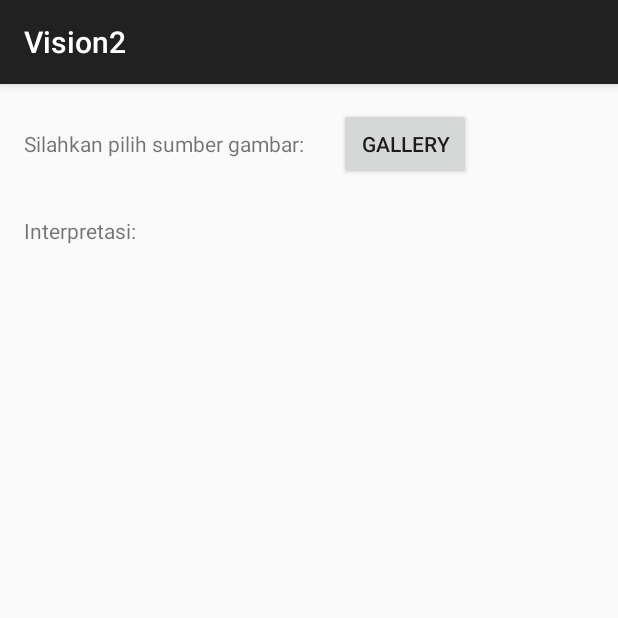
After one commit to andresusanto/NumberVision, an Android app: the Vision2 screen opened directly, with no data from a screen before it, on a phone screen of 412 x 824 dp, the top half of it. The commit adds this screen. Run offline under Robolectric (Android 15) with nearby library versions, the phone set to English and light mode, and no system bars.

Commit message:
Gabung recognizer plat 1

```diff
--- a/app/src/main/AndroidManifest.xml
+++ b/app/src/main/AndroidManifest.xml
@@ -45,6 +45,10 @@
             android:name=".Vision1"
             android:label="@string/title_activity_vision1" >
         </activity>
+        <activity
+            android:name=".Vision2"
+            android:label="@string/title_activity_vision2" >
+        </activity>
     </application>
 
 </manifest>
--- a/app/src/main/java/com/ganesus/numbervision/Selector.java
+++ b/app/src/main/java/com/ganesus/numbervision/Selector.java
@@ -28,7 +28,7 @@ public class Selector extends AppCompatActivity {
                 i = new Intent(this, Vision1.class);
                 break;
             case R.id.button5 :
-                i = new Intent(this, DetectWarnaActivity.class);
+                i = new Intent(this, Vision2.class);
                 break;
             case R.id.button6 :
                 i = new Intent(this, DetectWarnaActivity.class);
--- /dev/null
+++ b/app/src/main/java/com/ganesus/numbervision/Vision2.java
@@ -0,0 +1,115 @@
+package com.ganesus.numbervision;
+
+import android.content.Context;
+import android.content.Intent;
+import android.content.res.Resources;
+import android.database.Cursor;
+import android.graphics.Bitmap;
+import android.graphics.BitmapFactory;
+import android.net.Uri;
+import android.provider.MediaStore;
+import android.support.v7.app.AppCompatActivity;
+import android.os.Bundle;
+import android.view.Menu;
+import android.view.MenuItem;
+import android.view.View;
+import android.widget.ImageView;
+import android.widget.TextView;
+
+import java.io.File;
+import java.io.FileOutputStream;
+import java.io.IOException;
+import java.io.InputStream;
+
+public class Vision2 extends AppCompatActivity {
+    private static final int RESULT_LOAD_IMAGE = 635;
+    private static String KNOWLEDGE_PATH = "";
+
+    public static File copyResource (Resources r, int rsrcId, File dstFile) throws IOException
+    {
+        InputStream is =  r.openRawResource(rsrcId);
+        FileOutputStream os = new FileOutputStream(dstFile);
+
+        byte[] buffer = new byte[4096];
+        int bytesRead;
+        while ((bytesRead = is.read(buffer)) != -1)
+            os.write(buffer, 0, bytesRead);
+        is.close();
+        os.close();
+
+        return dstFile;
+    }
+
+    public void klikGallery(View v){
+        Intent i = new Intent(Intent.ACTION_PICK, android.provider.MediaStore.Images.Media.EXTERNAL_CONTENT_URI);
+        startActivityForResult(i, RESULT_LOAD_IMAGE);
+    }
+
+    private void prosesBitmap(String path){
+        Bitmap bmp = BitmapFactory.decodeFile(path);
+
+        if (bmp.getWidth() == 1632){
+            bmp = Bitmap.createBitmap(bmp, 546, 491, 549, 115);
+        }else if(bmp.getWidth() == 1024){
+            bmp = Bitmap.createBitmap(bmp, 345, 323, 390, 107);
+        }
+
+        String hasil = detectAll(bmp, KNOWLEDGE_PATH)[0];
+
+        Bitmap.Config conf = Bitmap.Config.ARGB_8888;
+        Bitmap canvas = Bitmap.createBitmap(bmp.getWidth(), bmp.getHeight(), conf);
+
+        Bitmap hh = preProses(bmp, canvas);
+
+        TextView tv = (TextView) findViewById(R.id.txtInterpretasi);
+        tv.setText(hasil);
+
+        ImageView iv = (ImageView) findViewById(R.id.imageView);
+        iv.setImageBitmap(hh);
+    }
+
+    @Override
+    protected void onCreate(Bundle savedInstanceState) {
+        super.onCreate(savedInstanceState);
+        setContentView(R.layout.activity_vision2);
+
+        File dstDir = getDir("data", Context.MODE_PRIVATE);
+        File knowledgeFile = new File(dstDir, "knowledge.txt");
+
+        try {
+            copyResource(getResources(), R.raw.knowledge, knowledgeFile);
+        } catch (IOException e) {
+            e.printStackTrace();
+        }
+        KNOWLEDGE_PATH = knowledgeFile.getAbsolutePath();
+    }
+
+    @Override
+    protected void onActivityResult(int requestCode, int resultCode, Intent data) {
+        super.onActivityResult(requestCode, resultCode, data);
+
+        if (requestCode == RESULT_LOAD_IMAGE && resultCode == RESULT_OK && null != data) {
+            Uri selectedImage = data.getData();
+            String[] filePathColumn = {MediaStore.Images.Media.DATA};
+
+            Cursor cursor = getContentResolver().query(selectedImage, filePathColumn, null, null, null);
+            cursor.moveToFirst();
+
+            int columnIndex = cursor.getColumnIndex(filePathColumn[0]);
+            String picturePath = cursor.getString(columnIndex);
+            cursor.close();
+
+
+            prosesBitmap(picturePath);
+
+        }
+
+    }
+
+    public native String[] detectAll(Bitmap bitmap, String knowledge);
+    public native Bitmap preProses(Bitmap bitmap, Bitmap canvas);
+
+    static {
+        System.loadLibrary("numbervision");
+    }
+}
--- /dev/null
+++ b/app/src/main/res/layout/activity_vision2.xml
@@ -0,0 +1,81 @@
+<RelativeLayout xmlns:android="http://schemas.android.com/apk/res/android"
+    xmlns:tools="http://schemas.android.com/tools" android:layout_width="match_parent"
+    android:layout_height="match_parent" android:paddingLeft="@dimen/activity_horizontal_margin"
+    android:paddingRight="@dimen/activity_horizontal_margin"
+    android:paddingTop="@dimen/activity_vertical_margin"
+    android:paddingBottom="@dimen/activity_vertical_margin" tools:context=".MainActivity">
+
+    <TextView android:text="Silahkan pilih sumber gambar:" android:layout_width="wrap_content"
+        android:layout_height="wrap_content" android:id="@+id/textView"
+        android:layout_alignBaseline="@+id/button"
+        android:layout_alignBottom="@+id/button"
+        android:layout_alignParentLeft="true"
+        android:layout_alignParentStart="true" />
+
+    <Button
+        android:layout_width="wrap_content"
+        android:layout_height="wrap_content"
+        android:text="Gallery"
+        android:id="@+id/button"
+        android:layout_alignParentTop="true"
+        android:layout_toRightOf="@+id/textView"
+        android:layout_toEndOf="@+id/textView"
+        android:layout_marginLeft="23dp"
+        android:layout_marginStart="23dp"
+        android:onClick="klikGallery" />
+
+    <TextView
+        android:layout_width="wrap_content"
+        android:layout_height="wrap_content"
+        android:textAppearance="?android:attr/textAppearanceSmall"
+        android:text="Interpretasi:"
+        android:id="@+id/textView2"
+        android:layout_marginTop="24dp"
+        android:layout_below="@+id/button"
+        android:layout_alignParentLeft="true"
+        android:layout_alignParentStart="true" />
+
+    <TextView
+        android:layout_width="wrap_content"
+        android:layout_height="wrap_content"
+        android:textAppearance="?android:attr/textAppearanceSmall"
+        android:text="Hasil Perhitungan:"
+        android:id="@+id/textView3"
+        android:layout_below="@+id/textView2"
+        android:layout_alignParentLeft="true"
+        android:layout_alignParentStart="true"
+        android:layout_marginTop="21dp"
+        android:visibility="invisible" />
+
+    <TextView
+        android:layout_width="wrap_content"
+        android:layout_height="wrap_content"
+        android:textAppearance="?android:attr/textAppearanceSmall"
+        android:id="@+id/txtInterpretasi"
+        android:layout_alignTop="@+id/textView2"
+        android:layout_toRightOf="@+id/textView3"
+        android:layout_toEndOf="@+id/textView3"
+        android:layout_marginLeft="41dp"
+        android:layout_marginStart="41dp" />
+
+    <TextView
+        android:layout_width="wrap_content"
+        android:layout_height="wrap_content"
+        android:textAppearance="?android:attr/textAppearanceSmall"
+        android:id="@+id/txtPerhitungan"
+        android:layout_alignTop="@+id/textView3"
+        android:layout_alignLeft="@+id/txtInterpretasi"
+        android:layout_alignStart="@+id/txtInterpretasi"
+        android:textIsSelectable="false" />
+
+    <ImageView
+        android:layout_width="fill_parent"
+        android:layout_height="fill_parent"
+        android:id="@+id/imageView"
+        android:layout_below="@+id/textView3"
+        android:layout_alignParentLeft="true"
+        android:layout_alignParentStart="true"
+        android:layout_marginTop="20dp"
+        android:adjustViewBounds="true" />
+
+</RelativeLayout>
--- /dev/null
+++ b/app/src/main/res/menu/menu_vision2.xml
@@ -0,0 +1,6 @@
+<menu xmlns:android="http://schemas.android.com/apk/res/android"
+    xmlns:app="http://schemas.android.com/apk/res-auto"
+    xmlns:tools="http://schemas.android.com/tools" tools:context="com.ganesus.numbervision.Vision2">
+    <item android:id="@+id/action_settings" android:title="@string/action_settings"
+        android:orderInCategory="100" app:showAsAction="never" />
+</menu>
--- a/app/src/main/res/values/strings.xml
+++ b/app/src/main/res/values/strings.xml
@@ -8,4 +8,5 @@
     <string name="title_activity_equaligram_selector">EqualigramSelector</string>
     <string name="title_activity_equaligram_main">EqualigramMain</string>
     <string name="title_activity_vision1">Vision1</string>
+    <string name="title_activity_vision2">Vision2</string>
 </resources>
```
Also changed, not shown: 5 other files.
